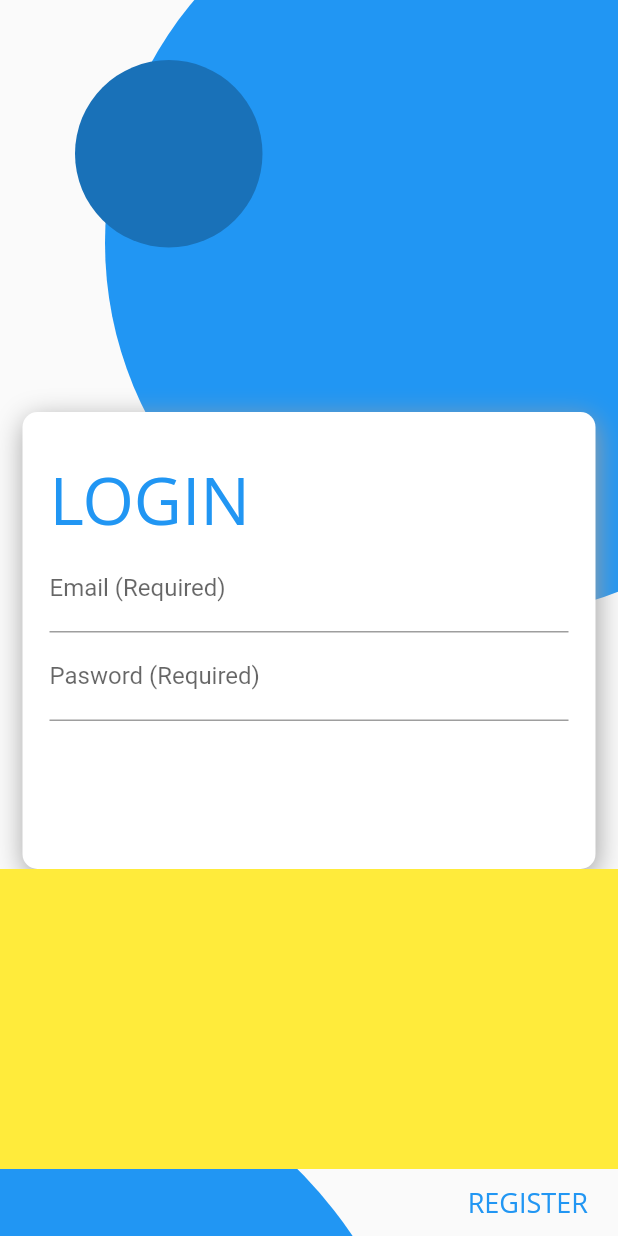
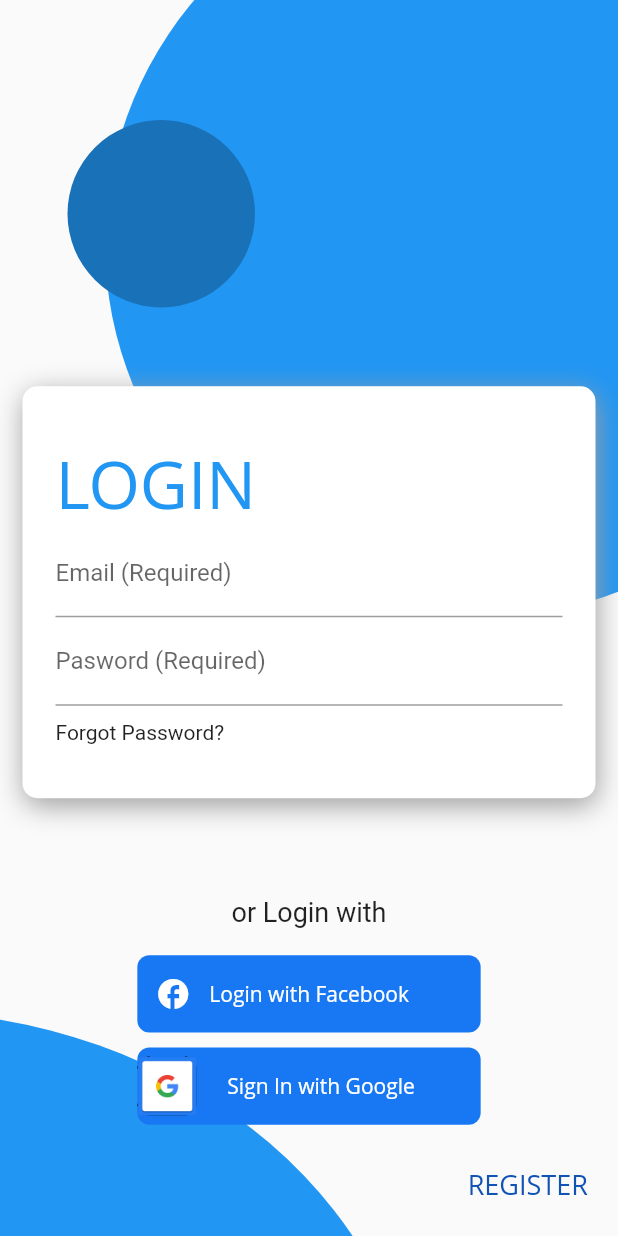
Before and after one commit to navaneethku/photos-api, a Flutter app: the screen it shows after launch, on a phone screen of 412 x 824 dp. Run offline on Flutter 3.47's test engine with Material 2 defaults, Android fonts, the light colour scheme and no system bars; our stand-ins replace get; Roboto replaces fonts that are missing (Open Sans).

Commit message:
Register Page nearing completion

```diff
--- a/navaneeth_app/lib/app/modules/Register/views/register_view.dart
+++ b/navaneeth_app/lib/app/modules/Register/views/register_view.dart
@@ -2,6 +2,8 @@ import 'package:flutter/material.dart';
 
 import 'package:get/get.dart';
 
+import '../../home/controllers/home_controller.dart';
+import '../../home/views/home_view.dart';
 import '../controllers/register_controller.dart';
 
 class RegisterView extends GetView<RegisterController> {
@@ -10,7 +12,8 @@ class RegisterView extends GetView<RegisterController> {
   @override
   Widget build(BuildContext context) {
     return Scaffold(
-      body: Container(
+      body: SingleChildScrollView(
+        child: Container(
           height: height,
           width: width,
           child: Column(
@@ -33,8 +36,8 @@ class RegisterView extends GetView<RegisterController> {
                       ),
                     ),
                     Positioned(
-                    left: 50,
-                    top: 40,
+                      left: 45,
+                      top: 80,
                       child: Container(
                         width: 125,
                         height: 125,
@@ -61,11 +64,12 @@ class RegisterView extends GetView<RegisterController> {
                         child: Column(
                       children: [
                         Container(
-                        height: height / 3,
+                          height: height / 3.2,
                           width: width - 50,
                         ),
                         Container(
                           width: width - 30,
+                          height: height / 3,
                           padding: EdgeInsets.fromLTRB(10, 20, 10, 10),
                           decoration: BoxDecoration(
                               boxShadow: [
@@ -83,8 +87,8 @@ class RegisterView extends GetView<RegisterController> {
                           child: Container(
                             height: height / 3,
                             width: width - 50,
-                          padding:
-                              EdgeInsets.symmetric(vertical: 8, horizontal: 8),
+                            padding: EdgeInsets.symmetric(
+                                vertical: 15, horizontal: 12),
                             child: Form(
                                 child: Column(
                               children: [
@@ -107,15 +111,88 @@ class RegisterView extends GetView<RegisterController> {
                                 TextFormField(
                                   decoration: const InputDecoration(
                                       labelText: "Pasword (Required)"),
-                              )
+                                ),
+                                Container(
+                                  padding: EdgeInsets.only(top: 10),
+                                  width: width,
+                                  child: Text(
+                                    "Forgot Password?",
+                                    textAlign: TextAlign.left,
+                                  ),
+                                ),
+                                // Container(child: Text("HEllo")),
                               ],
                             )),
                           ),
                         ),
                         Container(
-                        height: 200,
+                          height: height / 3.5,
                           width: width,
-                        color: Colors.yellow,
+                          child: Column(
+                              mainAxisAlignment: MainAxisAlignment.center,
+                              children: [
+                                SizedBox(
+                                  height: 40,
+                                ),
+                                Padding(
+                                  padding: const EdgeInsets.all(8.0),
+                                  child: Text(
+                                    "or Login with",
+                                    style: TextStyle(fontSize: 18),
+                                  ),
+                                ),
+                                SizedBox(
+                                  height: 10,
+                                ),
+                                Container(
+                                  decoration: BoxDecoration(
+                                      color: Color(0xff1878f3),
+                                      borderRadius: BorderRadius.circular(8)),
+                                  width: width / 1.8,
+                                  height: width / 8,
+                                  child: Row(children: [
+                                    IconButton(
+                                      onPressed: () {},
+                                      icon: const Icon(Icons.facebook_rounded),
+                                      color: Colors.white,
+                                    ),
+                                    const Text(
+                                      'Login with Facebook',
+                                      textAlign: TextAlign.center,
+                                      style: TextStyle(
+                                        color: Colors.white,
+                                        fontFamily: 'Open Sans',
+                                      ),
+                                    ),
+                                  ]),
+                                ),
+                                SizedBox(
+                                  height: 10,
+                                ),
+                                Container(
+                                  decoration: BoxDecoration(
+                                      color: Color(0xff1878f3),
+                                      borderRadius: BorderRadius.circular(8)),
+                                  width: width / 1.8,
+                                  height: width / 8,
+                                  child: Row(children: [
+                                    Image(
+                                        image: AssetImage(
+                                          'assets/google_g.png',
+                                        ),
+                                        height: 40),
+                                    SizedBox(width: 20),
+                                    const Text(
+                                      'Sign In with Google',
+                                      textAlign: TextAlign.center,
+                                      style: TextStyle(
+                                        color: Colors.white,
+                                        fontFamily: 'Open Sans',
+                                      ),
+                                    ),
+                                  ]),
+                                ),
+                              ]),
                         ),
                         Container(
                             width: width,
@@ -124,7 +201,7 @@ class RegisterView extends GetView<RegisterController> {
                               'REGISTER',
                               textAlign: TextAlign.right,
                               style: TextStyle(
-                                color: Color(0xff2196f3),
+                                  color: Color(0xff1053b4),
                                   fontFamily: 'Open Sans',
                                   fontSize: 18,
                                   fontWeight: FontWeight.w500),
@@ -137,6 +214,7 @@ class RegisterView extends GetView<RegisterController> {
             ],
           ),
         ),
+      ),
     );
   }
 }
--- a/navaneeth_app/pubspec.yaml
+++ b/navaneeth_app/pubspec.yaml
@@ -18,4 +18,6 @@ dev_dependencies:
     sdk: flutter
 
 flutter:
+  assets:
+    - assets/google_g.png
   uses-material-design: true
```
Also changed, not shown: navaneeth_app/assets/google_g.png (renamed from navaneeth_app/assets/images/google_g.png). Lines whose indentation alone changed are shown as unchanged.
